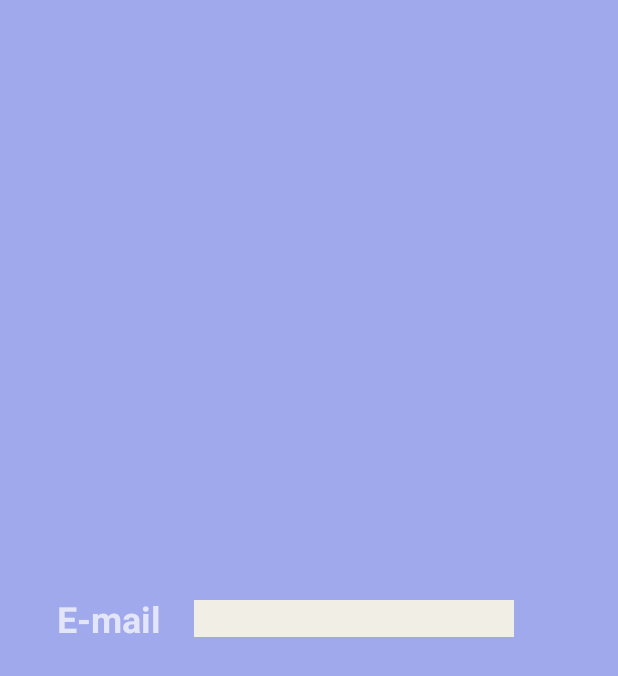
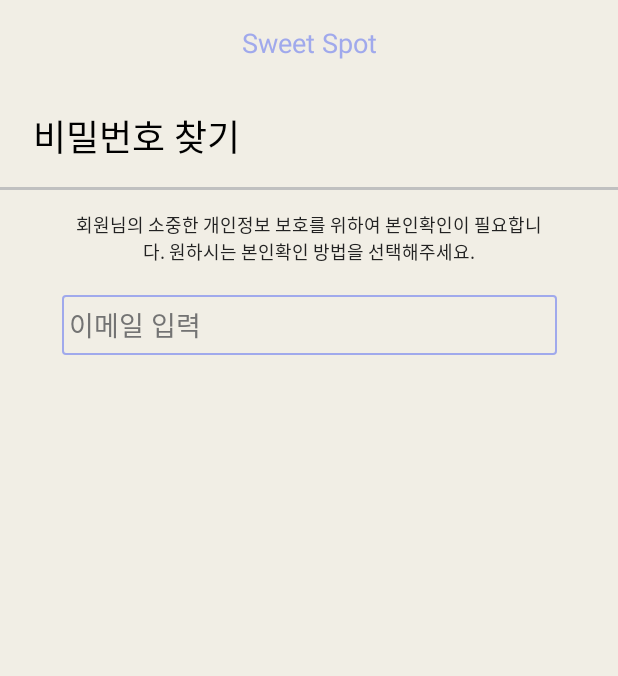
Before and after one commit to BaeYuJin/HADessert, an Android app: the IDnPwFindingActivity screen opened directly, with no data from a screen before it, on a phone screen of 412 x 824 dp. Shown: the top 676 px of the screen. Run offline under Robolectric (Android 15) with nearby library versions, the phone set to English and light mode, and no system bars.

Commit message:
2021-08-20 nijeabob

```diff
--- a/app/src/main/java/com/example/had/LoginActivity.kt
+++ b/app/src/main/java/com/example/had/LoginActivity.kt
@@ -30,17 +30,16 @@ class LoginActivity : AppCompatActivity() {
             else {
                 if(binding.loginEmailEditText.text.toString().trim { it <= ' ' }.matches(emailPattern.toRegex()) && !TextUtils.isEmpty(binding.pwEditText.text)) {
                     startActivity(Intent(this, MainActivity::class.java))
-                    binding.loginEmailEditText.setBackgroundColor(R.drawable.white_edittext)
                 }
                 else {
-                    Toast.makeText(this, "이메일 형식으로 입력하세요.", Toast.LENGTH_SHORT).show()
-                    binding.loginEmailEditText.setBackgroundResource(R.drawable.red_edittext)
-                }
-                if (TextUtils.isEmpty(binding.loginEmailEditText.text)) {
-                    Toast.makeText(this, "이메일을 입력하세요.", Toast.LENGTH_SHORT).show()
-                }
-                else if(TextUtils.isEmpty(binding.pwEditText.text)) {
-                    Toast.makeText(this, "비밀번호를 입력하세요.", Toast.LENGTH_SHORT).show()
+                    if (TextUtils.isEmpty(binding.loginEmailEditText.text)) {
+                        Toast.makeText(this, "이메일을 입력하세요.", Toast.LENGTH_SHORT).show()
+                    }
+                    else if (TextUtils.isEmpty(binding.pwEditText.text)) {
+                        Toast.makeText(this, "비밀번호를 입력하세요.", Toast.LENGTH_SHORT).show()
+                    }
+                    else
+                        Toast.makeText(this, "이메일 형식으로 입력하세요.", Toast.LENGTH_SHORT).show()
                 }
             }
         }
--- /dev/null
+++ b/app/src/main/res/drawable/layout2.xml
@@ -0,0 +1,12 @@
+<?xml version="1.0" encoding="utf-8"?>
+<shape xmlns:android="http://schemas.android.com/apk/res/android">
+    <solid android:color="@color/background_ivory"/>
+    <stroke
+        android:width="1dp"
+        android:color="@color/background_purple"/>
+    <corners
+        android:topLeftRadius="2dp"
+        android:topRightRadius="2dp"
+        android:bottomLeftRadius="2dp"
+        android:bottomRightRadius="2dp"/>
+</shape>
--- a/app/src/main/res/layout/activity_idpwfinding.xml
+++ b/app/src/main/res/layout/activity_idpwfinding.xml
@@ -4,33 +4,69 @@
     xmlns:tools="http://schemas.android.com/tools"
     android:layout_width="match_parent"
     android:layout_height="match_parent"
-    android:background="@color/background_purple">
+    android:background="@color/background_ivory">
 
-    <EditText
-        android:id="@+id/findingid_editText"
+    <TextView
+        android:id="@+id/findingTitle_textView"
         android:layout_width="wrap_content"
         android:layout_height="wrap_content"
-        android:layout_marginStart="60dp"
-        android:background="@color/background_ivory"
-        android:ems="10"
-        android:inputType="textPersonName"
+        android:layout_marginTop="32dp"
+        android:layout_marginEnd="230dp"
+        android:text="비밀번호 찾기"
+        android:textColor="@color/black"
+        android:textSize="24sp"
+        app:layout_constraintEnd_toEndOf="parent"
+        app:layout_constraintStart_toStartOf="parent"
+        app:layout_constraintTop_toBottomOf="@+id/findingSS" />
+
+    <TextView
+        android:id="@+id/findingSS"
+        android:layout_width="wrap_content"
+        android:layout_height="wrap_content"
+        android:layout_marginTop="16dp"
+        android:text="Sweet Spot"
+        android:textColor="@color/background_purple"
         android:textSize="18sp"
-        app:layout_constraintBottom_toBottomOf="parent"
         app:layout_constraintEnd_toEndOf="parent"
         app:layout_constraintStart_toStartOf="parent"
         app:layout_constraintTop_toTopOf="parent" />
 
+    <View
+        android:id="@+id/view"
+        android:layout_width="match_parent"
+        android:layout_height="2dp"
+        android:layout_marginTop="16dp"
+        android:background="@color/lightgray"
+        app:layout_constraintEnd_toEndOf="parent"
+        app:layout_constraintHorizontal_bias="0.0"
+        app:layout_constraintStart_toStartOf="parent"
+        app:layout_constraintTop_toBottomOf="@+id/findingTitle_textView" />
+
+    <EditText
+        android:id="@+id/finding_editTextEmailAddress"
+        android:layout_width="330dp"
+        android:layout_height="40dp"
+        android:layout_marginTop="16dp"
+        android:background="@drawable/layout2"
+        android:ems="10"
+        android:hint=" 이메일 입력"
+        android:inputType="textEmailAddress"
+        android:textColorHint="@color/gray"
+        app:layout_constraintEnd_toEndOf="parent"
+        app:layout_constraintStart_toStartOf="parent"
+        app:layout_constraintTop_toBottomOf="@+id/guide_textView" />
+
     <TextView
-        android:id="@+id/findingid_textView"
-        android:layout_width="wrap_content"
-        android:layout_height="wrap_content"
-        android:layout_marginStart="40dp"
-        android:layout_marginEnd="24dp"
-        android:text="E-mail"
-        android:textSize="24sp"
-        android:textStyle="bold"
-        app:layout_constraintBottom_toBottomOf="@+id/findingid_editText"
-        app:layout_constraintEnd_toStartOf="@+id/findingid_editText"
+        android:id="@+id/guide_textView"
+        android:layout_width="320dp"
+        android:layout_height="40dp"
+        android:layout_marginTop="16dp"
+        android:text="@string/findingGuide"
+        android:textAlignment="center"
+        android:textColor="@color/darkgray"
+        android:textSize="12sp"
+        app:layout_constraintEnd_toEndOf="parent"
         app:layout_constraintStart_toStartOf="parent"
-        app:layout_constraintTop_toTopOf="@+id/findingid_editText" />
+        app:layout_constraintTop_toTopOf="@+id/view" />
+
 </androidx.constraintlayout.widget.ConstraintLayout>
--- a/app/src/main/res/layout/activity_login.xml
+++ b/app/src/main/res/layout/activity_login.xml
@@ -49,12 +49,13 @@
     <EditText
         android:id="@+id/loginEmail_editText"
         android:layout_width="170dp"
-        android:layout_height="24dp"
+        android:layout_height="40dp"
         android:layout_marginEnd="16dp"
-        android:background="@color/white"
         android:ems="10"
+        android:hint="example@google.com"
         android:inputType="textEmailAddress"
         android:textColor="@color/black"
+        android:textSize="14sp"
         app:layout_constraintEnd_toStartOf="@+id/login_button"
         app:layout_constraintTop_toTopOf="@+id/login_button" />
 
@@ -75,10 +76,9 @@
     <EditText
         android:id="@+id/pw_editText"
         android:layout_width="170dp"
-        android:layout_height="24dp"
-        android:layout_marginTop="20dp"
+        android:layout_height="40dp"
+        android:layout_marginTop="8dp"
         android:layout_marginEnd="16dp"
-        android:background="@color/white"
         android:ems="10"
         android:inputType="textPassword"
         android:textColor="@color/black"
@@ -88,7 +88,7 @@
     <Button
         android:id="@+id/login_button"
         android:layout_width="60dp"
-        android:layout_height="70dp"
+        android:layout_height="90dp"
         android:layout_marginEnd="44dp"
         android:backgroundTint="#F1EEE5"
         android:text="@string/login"
--- a/app/src/main/res/values/colors.xml
+++ b/app/src/main/res/values/colors.xml
@@ -12,4 +12,6 @@
     <color name="gray">#737373</color>
     <color name="clear">#00FF0000</color>
     <color name="red">#FF0000</color>
+    <color name="lightgray">#c0c0c0</color>
+    <color name="darkgray">#222222</color>
 </resources>
--- a/app/src/main/res/values/strings.xml
+++ b/app/src/main/res/values/strings.xml
@@ -8,4 +8,7 @@
     <string name="splash_appName">Sweet Spot</string>
     <string name="location">현재 위치</string>
     <string name="signUp">회원가입</string>
+    <string name="findingGuide">회원님의 소중한 개인정보 보호를 위하여 본인확인이 필요합니다.
+        원하시는 본인확인 방법을 선택해주세요.
+    </string>
 </resources>
```
